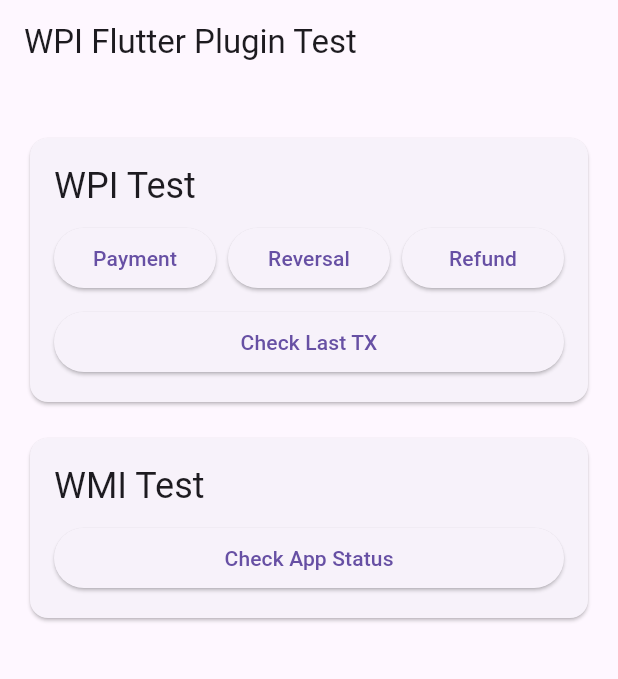
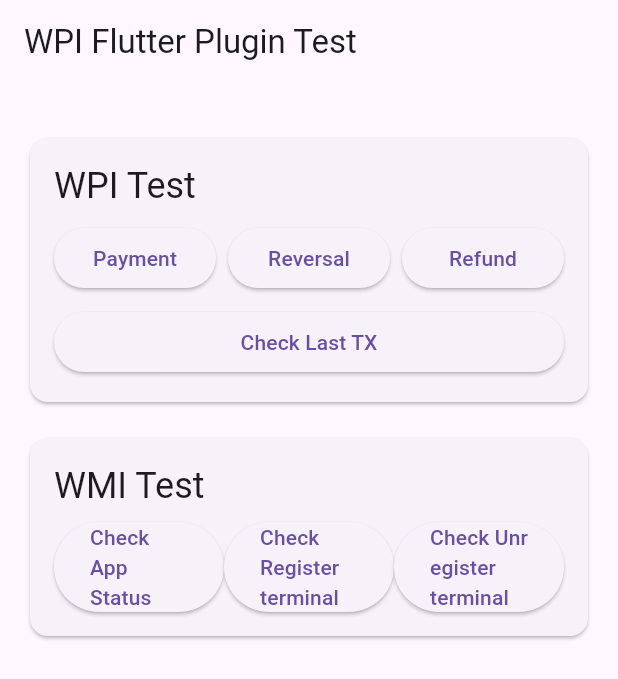
Before and after one commit to LinkCloud-Dev/wpi_flutter, a Flutter app: the screen it shows after launch, after a tap on "Payment", on a phone screen of 412 x 824 dp. Shown: the top 679 px of the screen. Run offline on Flutter 3.47's test engine with Material 3 defaults, Android fonts, the phone set to English and light mode, and no system bars; our stand-ins replace plugin_platform_interface.

Commit message:
modify wpi_model

```diff
--- a/example/lib/main.dart
+++ b/example/lib/main.dart
@@ -4,6 +4,7 @@ import 'dart:convert';
 
 import 'package:flutter/services.dart';
 import 'package:wpi_flutter/wpi_flutter.dart';
+import 'package:wpi_flutter/wpi_model.dart';
 
 void main() {
   runApp(const MyApp());
@@ -22,6 +23,8 @@ class _MyAppState extends State<MyApp> {
 
   // Store last transaction session ID for reversal and refund operations
   String? _lastTransactionSessionId;
+  WpiResponse? _lastPaymentResponse;
+  String? _lastPSR;
 
   @override
   void initState() {
@@ -65,14 +68,20 @@ class _MyAppState extends State<MyApp> {
 
   String _buildReversalRequest() {
     final request = {
-      // TODO: Implement reversal request fields
+      'paymentSolutionReference': 'PaymentSolRef-013543-22234-kjhj3ll3jJHGGSk', // PSR for the specific purchase
+      'reference': 'TXN-${DateTime.now().millisecondsSinceEpoch}', // Transaction reference
+      'receiptFormat': 'FORMATTED',         // Receipt format
     };
     return jsonEncode(request);
   }
 
   String _buildRefundRequest() {
     final request = {
-      // TODO: Implement refund request fields
+      'currency': 'AUD',                    // Currency code (ISO 4217)
+      'requestedAmount': 500,              // 10.22AUD = 1022 cents (minor currency unit)
+      'paymentSolutionReference': 'PaymentSolRef-013543-22234-kjhj3ll3jJHGGSk', // PSR for the specific purchase
+      'reference': 'TXN-${DateTime.now().millisecondsSinceEpoch}', // Transaction reference
+      'receiptFormat': 'FORMATTED',         // Receipt format
     };
     return jsonEncode(request);
   }
@@ -83,14 +92,14 @@ class _MyAppState extends State<MyApp> {
   Future<void> purchase() async {
     try {
       final sessionId = 'session-${DateTime.now().millisecondsSinceEpoch}';
-
       final response = await _wpiFlutterPlugin.processPayment(
         requestJson: _buildPurchaseRequest(),
         sessionId: sessionId,
       );
-
       _lastTransactionSessionId = sessionId;
-      print('Purchase Response: $response');
+      _lastPaymentResponse = response;
+      _lastPSR = response?.paymentSolutionReference;
+      print('Purchase Result: ${response?.result}, psr = $_lastPSR, amount = ${response?.authorizedAmount}');
     } catch (e) {
       print('Purchase failed: $e');
     }
@@ -99,15 +108,13 @@ class _MyAppState extends State<MyApp> {
   Future<void> reversal() async {
     try {
       final sessionId = 'session-${DateTime.now().millisecondsSinceEpoch}';
-
       final response = await _wpiFlutterPlugin.cancelPayment(
         requestJson: _buildReversalRequest(),
         sessionId: sessionId,
       );
-
       // Store this session ID for future operations
       _lastTransactionSessionId = sessionId;
-      print('Reversal Response: $response');
+      print('Reversal Result: ${response?.result}, error: ${response?.errorCondition}');
     } catch (e) {
       print('Reversal failed: $e');
     }
@@ -124,7 +131,7 @@ class _MyAppState extends State<MyApp> {
 
       // Store this session ID for future operations
       _lastTransactionSessionId = sessionId;
-      print('Refund Response: $response');
+      print('Refund Result: ${response?.result}, error: ${response?.errorCondition}');
     } catch (e) {
       print('Refund failed: $e');
     }
@@ -141,7 +148,7 @@ class _MyAppState extends State<MyApp> {
       final response = await _wpiFlutterPlugin.checkLastTransaction(
         sessionId: _lastTransactionSessionId!,
       );
-      print('Last Transaction Status: $response');
+      print('Last Transaction Status: ${response?.result}, Last psr: ${response?.paymentSolutionReference}');
     } catch (e) {
       print('Check Last Transaction failed: $e');
     }
@@ -151,12 +158,29 @@ class _MyAppState extends State<MyApp> {
   Future<void> checkApplicationStatus() async {
     try {
       final response = await _wpiFlutterPlugin.checkApplicationStatus();
-      print('Application Status: $response');
+      print('AppStatus=${response?.appStatus}, result=${response?.result}, error=${response?.errorCondition}');
     } catch (e) {
       print('Check Application Status failed: $e');
     }
   }
 
+  Future<void> registerTerminal() async {
+    try {
+      final response = await _wpiFlutterPlugin.registerTerminal(registrationToken: '');
+      print('Application Status: $response');
+    } catch (e) {
+      print('Register Terminal failed: $e');
+    }
+  }
+
+  Future<void> unregisterTerminal() async {
+    try {
+      final response = await _wpiFlutterPlugin.unregisterTerminal();
+      print('Application Status: $response');
+    } catch (e) {
+      print('Unregister Terminal failed: $e');
+    }
+  }
 
   @override
   Widget build(BuildContext context) {
@@ -243,6 +267,20 @@ class _MyAppState extends State<MyApp> {
                               child: const Text('Check App Status'),
                             ),
                           ),
+                          const SizedBox(height: 8),
+                          Expanded(
+                            child: ElevatedButton(
+                              onPressed: registerTerminal,
+                              child: const Text('Check Register terminal'),
+                            ),
+                          ),
+                          const SizedBox(height: 8),
+                          Expanded(
+                            child: ElevatedButton(
+                              onPressed: unregisterTerminal,
+                              child: const Text('Check Unregister terminal'),
+                            ),
+                          ),
                         ],
                       ),
                     ],
--- a/lib/wpi_flutter_method_channel.dart
+++ b/lib/wpi_flutter_method_channel.dart
@@ -1,4 +1,3 @@
-import 'dart:convert';
 import 'package:flutter/foundation.dart';
 import 'package:flutter/services.dart';
 
@@ -17,25 +16,27 @@ class MethodChannelWpiFlutter extends WpiFlutterPlatform {
   }
 
   @override
-  Future<String?> processTransaction({required String requestJson, required String serviceType, required String sessionId, required String wpiVersion}) async {
+  Future<Map<String, dynamic>?> processTransaction({required String requestJson, required String serviceType, required String sessionId, required String wpiVersion}) async {
     final response = await methodChannel.invokeMethod('processTransaction', <String, dynamic>{
       'requestJson': requestJson,
       'serviceType': serviceType,
       'sessionId': sessionId,
       'wpiVersion': wpiVersion,
     });
-
-    return response != null ? jsonEncode(response) : null;
+    if (response == null) return null;
+    if (response is Map) return Map<String, dynamic>.from(response as Map);
+    throw PlatformException(code: 'BAD_RESPONSE', message: 'processTransaction returned non-map');
   }
 
   @override
-  Future<String?> processOperation({required String requestJson, required String serviceType, bool showOverlay = false}) async {
+  Future<Map<String, dynamic>?> processOperation({required String requestJson, required String serviceType, bool showOverlay = false}) async {
     final response = await methodChannel.invokeMethod('processOperation', <String, dynamic>{
       'requestJson': requestJson,
       'serviceType': serviceType,
       'showOverlay': showOverlay,
     });
-
-    return response != null ? jsonEncode(response) : null;
+    if (response == null) return null;
+    if (response is Map) return Map<String, dynamic>.from(response as Map);
+    throw PlatformException(code: 'BAD_RESPONSE', message: 'processOperation returned non-map');
   }
 }
--- a/lib/wpi_flutter_platform_interface.dart
+++ b/lib/wpi_flutter_platform_interface.dart
@@ -27,7 +27,7 @@ abstract class WpiFlutterPlatform extends PlatformInterface {
     throw UnimplementedError('platformVersion() has not been implemented.');
   }
 
-  Future<String?> processTransaction({
+  Future<Map<String, dynamic>?> processTransaction({
     required String requestJson,
     required String serviceType,
     required String sessionId,
@@ -36,7 +36,7 @@ abstract class WpiFlutterPlatform extends PlatformInterface {
     throw UnimplementedError('processTransaction() has not been implemented.');
   }
 
-  Future<String?> processOperation({
+  Future<Map<String, dynamic>?> processOperation({
     required String requestJson,
     required String serviceType,
     required bool showOverlay,
--- /dev/null
+++ b/lib/wpi_model.dart
@@ -0,0 +1,107 @@
+import 'dart:convert';
+
+Map<String, dynamic>? _inner(Map<String, dynamic>? outer, String key) {
+  if (outer == null) return null;
+  final s = outer[key] as String?;
+  if (s == null) return null;
+  return jsonDecode(s) as Map<String, dynamic>;
+}
+
+/// ===== WPI =====
+
+enum WpiBusinessResult { success, failure, unknown }
+
+class WpiResponse {
+  final int? androidResultCode;
+  final String? serviceType;   // WPI_SERVICE_TYPE
+  final String? version;       // WPI_VERSION
+  final String? sessionId;     // WPI_SESSION_ID
+  final Map<String, dynamic>? outer;
+  final Map<String, dynamic>? body; // = decoded WPI_RESPONSE
+
+  WpiResponse(
+      this.androidResultCode,
+      this.serviceType,
+      this.version,
+      this.sessionId,
+      this.outer,
+      this.body
+  );
+
+  factory WpiResponse.fromChannelMap(Map<String, dynamic>? map) {
+    final outer = map == null ? null : Map<String, dynamic>.from(map);
+    final inner = _inner(outer, 'WPI_RESPONSE');
+    return WpiResponse(
+      outer?['androidResultCode'] as int?,
+      outer?['WPI_SERVICE_TYPE'] as String?,
+      outer?['WPI_VERSION'] as String?,
+      outer?['WPI_SESSION_ID'] as String?,
+      outer,
+      inner,
+    );
+  }
+
+  WpiBusinessResult get result {
+    final r = body?['result'] as String?;
+    if (r == null) return WpiBusinessResult.unknown;
+    return r.toUpperCase().contains('SUCCESS') ? WpiBusinessResult.success : WpiBusinessResult.failure;
+  }
+
+  String? get errorCondition => body?['errorCondition'] as String?;
+  String? get remark => body?['remark'] as String?;
+
+  int? get authorizedAmount {
+    final v = body?['authorizedAmount'];
+    if (v is int) return v;
+    if (v is num) return v.toInt();
+    return null;
+  }
+
+  String? get currency => body?['currency'] as String?;
+  String? get paymentSolutionReference => body?['paymentSolutionReference'] as String?;
+  dynamic get receipt => body?['receipt'];
+
+  // Common optional fields
+  String? get brandName => body?['brandName'] as String?;
+  String? get actionCode => body?['actionCode'] as String?;
+  String? get entryMode => body?['entryMode'] as String?;
+}
+
+/// ===== WMI =====
+
+enum WmiBusinessResult { success, failure, unknown }
+
+class WmiResponse {
+  final int? androidResultCode;
+  final String? serviceType;   // WMI_SERVICE_TYPE
+  final Map<String, dynamic>? outer;
+  final Map<String, dynamic>? body; // = decoded WMI_RESPONSE
+
+  WmiResponse(
+      this.androidResultCode,
+      this.serviceType,
+      this.outer,
+      this.body
+  );
+
+  factory WmiResponse.fromChannelMap(Map<String, dynamic>? m) {
+    final outer = m == null ? null : Map<String, dynamic>.from(m);
+    final inner = _inner(outer, 'WMI_RESPONSE');
+    return WmiResponse(
+      outer?['androidResultCode'] as int?,
+      outer?['WMI_SERVICE_TYPE'] as String?,
+      outer,
+      inner,
+    );
+  }
+
+  WmiBusinessResult get result {
+    final r = body?['result'] as String?;
+    if (r == null) return WmiBusinessResult.unknown;
+    return r.toUpperCase().contains('SUCCESS') ? WmiBusinessResult.success : WmiBusinessResult.failure;
+  }
+
+  String? get errorCondition => body?['errorCondition'] as String?;
+  String? get remark => body?['remark'] as String?;
+  String? get appStatus => body?['appStatus'] as String?;
+}
```
Also changed, not shown: lib/wpi_flutter.dart (+55 -27 lines), example/pubspec.lock, 4 other files.
